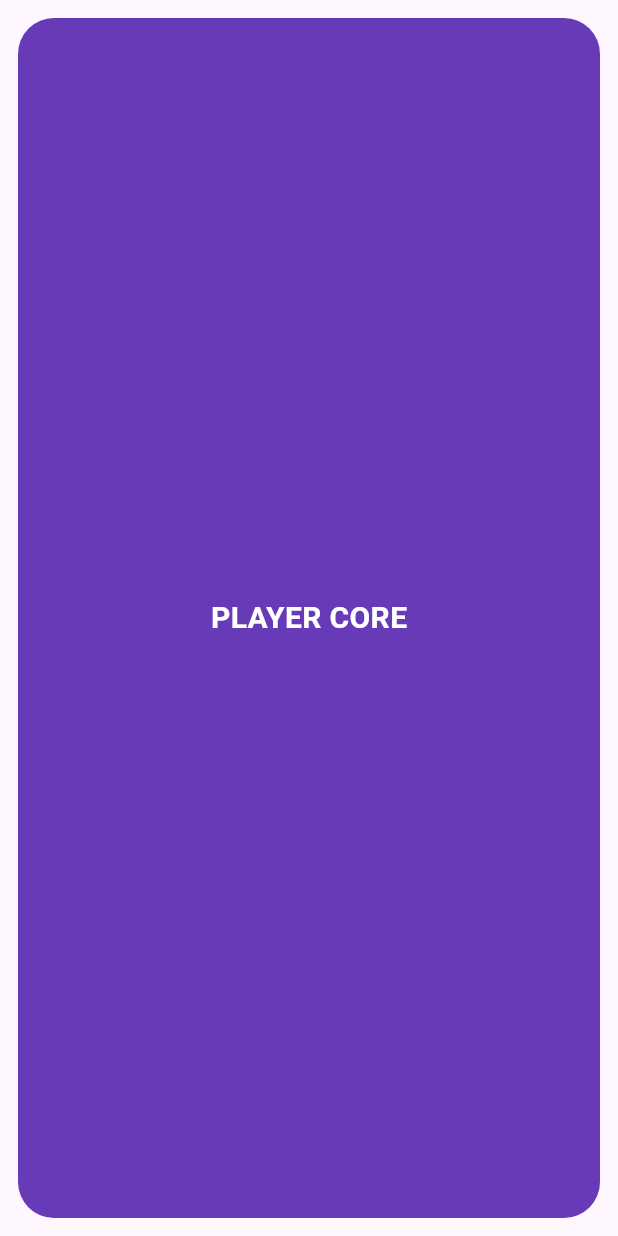
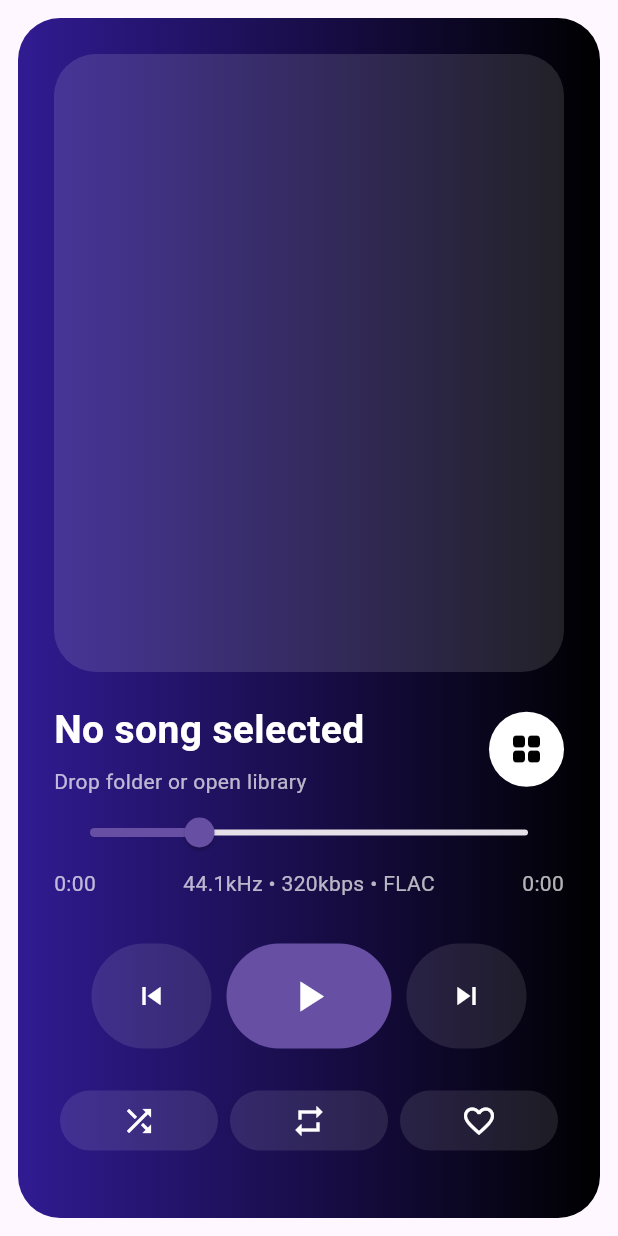
Before and after one commit to excebymn/michie, a Flutter app: the screen it shows after launch, on a phone screen of 412 x 824 dp. Run offline on Flutter 3.47's test engine with Material 3 defaults, Android fonts, the phone set to English and light mode, and no system bars.

Commit message:
adding basic player ui

```diff
--- a/lib/main.dart
+++ b/lib/main.dart
@@ -1,4 +1,5 @@
 import 'package:flutter/material.dart';
+import 'player/player_core.dart';
 
 void main() {
   runApp(
@@ -16,7 +17,6 @@ class HomePage extends StatelessWidget {
   Widget build(BuildContext context) {
     final width = MediaQuery.of(context).size.width;
 
-    // breakpoint
     final compact = width < 800;
     final medium = width < 1200;
 
@@ -27,7 +27,7 @@ class HomePage extends StatelessWidget {
           child: Row(
             children: [
 
-              // KIRI
+              // PANEL KIRI
               if (!compact && !medium) ...[
                 Expanded(
                   child: Column(
@@ -54,15 +54,13 @@ class HomePage extends StatelessWidget {
                 const SizedBox(width: 8),
               ],
 
-              // TENGAH (WAJIB ADA)
-              Expanded(
-                child: panel(
-                  Colors.deepPurple,
-                  "PLAYER CORE",
-                ),
+              // PLAYER CORE (WAJIB ADA)
+              const Expanded(
+                flex: 2,
+                child: PlayerCore(),
               ),
 
-              // KANAN
+              // PANEL KANAN
               if (!compact) ...[
                 const SizedBox(width: 8),
 
@@ -104,7 +102,6 @@ class HomePage extends StatelessWidget {
         color: color,
         borderRadius: BorderRadius.circular(24),
       ),
-
       child: Center(
         child: Text(
           title,
--- /dev/null
+++ b/lib/player/player_core.dart
@@ -0,0 +1,210 @@
+import 'package:flutter/material.dart';
+
+class PlayerCore extends StatefulWidget {
+  const PlayerCore({super.key});
+
+  @override
+  State<PlayerCore> createState() => _PlayerCoreState();
+}
+
+class _PlayerCoreState extends State<PlayerCore> {
+  bool isPlaying = false;
+  bool isFavorite = false;
+  double progress = .25;
+
+  final List<Map<String, dynamic>> quickActions = [
+    {'icon': Icons.queue_music, 'title': 'Queue'},
+    {'icon': Icons.lyrics, 'title': 'Lyrics'},
+    {'icon': Icons.playlist_play, 'title': 'Playlist'},
+    {'icon': Icons.equalizer, 'title': 'Equalizer'},
+  ];
+
+  void openQuickActions() {
+    showDialog(
+      context: context,
+      barrierDismissible: true,
+      builder: (_) => Dialog(
+        shape: RoundedRectangleBorder(
+          borderRadius: BorderRadius.circular(24),
+        ),
+        child: Container(
+          width: 300,
+          padding: const EdgeInsets.all(16),
+          child: Column(
+            mainAxisSize: MainAxisSize.min,
+            children: quickActions.map((item) {
+              return ListTile(
+                leading: Icon(item['icon']),
+                title: Text(item['title']),
+                onTap: () => Navigator.pop(context),
+              );
+            }).toList(),
+          ),
+        ),
+      ),
+    );
+  }
+
+  @override
+  Widget build(BuildContext context) {
+    final width = MediaQuery.of(context).size.width;
+    final coverSize = width.clamp(220.0, 420.0);
+
+    return Container(
+      padding: const EdgeInsets.all(24),
+      decoration: BoxDecoration(
+        borderRadius: BorderRadius.circular(28),
+        gradient: LinearGradient(
+          colors: [
+            Colors.deepPurple.shade900,
+            Colors.black,
+          ],
+        ),
+      ),
+      child: Column(
+        children: [
+          Container(
+            width: coverSize,
+            height: coverSize,
+            decoration: BoxDecoration(
+              color: Colors.white12,
+              borderRadius: BorderRadius.circular(28),
+            ),
+          ),
+
+          const SizedBox(height: 20),
+
+          Row(
+            children: [
+              const Expanded(
+                child: Column(
+                  crossAxisAlignment: CrossAxisAlignment.start,
+                  children: [
+                    Text(
+                      'No song selected',
+                      style: TextStyle(
+                        color: Colors.white,
+                        fontSize: 26,
+                        fontWeight: FontWeight.bold,
+                      ),
+                    ),
+                    SizedBox(height: 6),
+                    Text(
+                      'Drop folder or open library',
+                      style: TextStyle(
+                        color: Colors.white70,
+                      ),
+                    )
+                  ],
+                ),
+              ),
+              IconButton(
+                onPressed: openQuickActions,
+                style: IconButton.styleFrom(
+                  backgroundColor: Colors.white,
+                  foregroundColor: Colors.black,
+                  fixedSize: const Size(50, 50),
+                ),
+                icon: const Icon(Icons.grid_view_rounded),
+              )
+            ],
+          ),
+
+          Slider(
+            value: progress,
+            onChanged: (v) {
+              setState(() => progress = v);
+            },
+          ),
+
+          const Row(
+            children: [
+              Text('0:00',style: TextStyle(color: Colors.white70)),
+              Spacer(),
+              Text(
+                '44.1kHz • 320kbps • FLAC',
+                style: TextStyle(color: Colors.white70),
+              ),
+              Spacer(),
+              Text('0:00',style: TextStyle(color: Colors.white70)),
+            ],
+          ),
+
+          const SizedBox(height: 30),
+
+          Row(
+            mainAxisAlignment: MainAxisAlignment.center,
+            children: [
+              control(Icons.skip_previous),
+              const SizedBox(width: 10),
+              SizedBox(
+                height: 70,
+                width: 110,
+                child: FilledButton(
+                  onPressed: () {
+                    setState(() {
+                      isPlaying = !isPlaying;
+                    });
+                  },
+                  child: Icon(
+                    isPlaying
+                        ? Icons.pause
+                        : Icons.play_arrow,
+                    size: 34,
+                  ),
+                ),
+              ),
+              const SizedBox(width: 10),
+              control(Icons.skip_next),
+            ],
+          ),
+
+          const SizedBox(height: 24),
+
+          Row(
+            children: [
+              action(Icons.shuffle),
+              action(Icons.repeat),
+              action(
+                isFavorite
+                    ? Icons.favorite
+                    : Icons.favorite_border,
+                onTap: () {
+                  setState(() {
+                    isFavorite = !isFavorite;
+                  });
+                },
+              )
+            ],
+          )
+        ],
+      ),
+    );
+  }
+
+  Widget control(IconData icon) {
+    return IconButton(
+      onPressed: () {},
+      style: IconButton.styleFrom(
+        backgroundColor: Colors.white10,
+        fixedSize: const Size(80, 70),
+      ),
+      icon: Icon(icon, color: Colors.white),
+    );
+  }
+
+  Widget action(IconData icon,{VoidCallback? onTap}) {
+    return Expanded(
+      child: Padding(
+        padding: const EdgeInsets.symmetric(horizontal: 4),
+        child: IconButton(
+          onPressed:onTap ?? (){},
+          style: IconButton.styleFrom(
+            backgroundColor: Colors.white10,
+          ),
+          icon: Icon(icon,color: Colors.white),
+        ),
+      ),
+    );
+  }
+}
```
